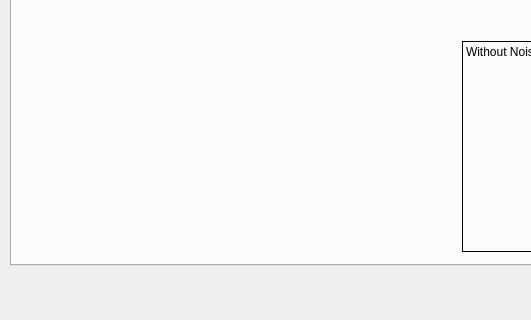
Shehab-Hegab/CV-task-1, file Filtering.ui: the form before one commit; both pictures show x 0 to 531 and y 305 to 625 of the 924 by 625 pixel window.
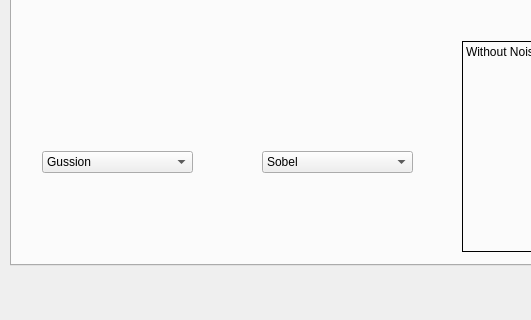
The form after the commit. The open tabs and pages were chosen to show the change.

```diff
--- a/Filtering.ui
+++ b/Filtering.ui
@@ -596,6 +596,66 @@
        <set>Qt::AlignLeading|Qt::AlignLeft|Qt::AlignTop</set>
       </property>
      </widget>
+     <widget class="QComboBox" name="comboBox_2">
+      <property name="geometry">
+       <rect>
+        <x>30</x>
+        <y>400</y>
+        <width>151</width>
+        <height>22</height>
+       </rect>
+      </property>
+      <item>
+       <property name="text">
+        <string>Gussion</string>
+       </property>
+      </item>
+      <item>
+       <property name="text">
+        <string>AVG</string>
+       </property>
+      </item>
+      <item>
+       <property name="text">
+        <string>Median</string>
+       </property>
+      </item>
+      <item>
+       <property name="text">
+        <string/>
+       </property>
+      </item>
+     </widget>
+     <widget class="QComboBox" name="comboBox_3">
+      <property name="geometry">
+       <rect>
+        <x>250</x>
+        <y>400</y>
+        <width>151</width>
+        <height>22</height>
+       </rect>
+      </property>
+      <item>
+       <property name="text">
+        <string>Sobel</string>
+       </property>
+      </item>
+      <item>
+       <property name="text">
+        <string>Roberts</string>
+       </property>
+      </item>
+      <item>
+       <property name="text">
+        <string>Prewitt</string>
+       </property>
+      </item>
+      <item>
+       <property name="text">
+        <string>Canny</string>
+       </property>
+      </item>
+     </widget>
     </widget>
     <widget class="QWidget" name="tab_6">
      <attribute name="title">
```
Left out of the diff: 2 changed lines with no effect on the pictures.
